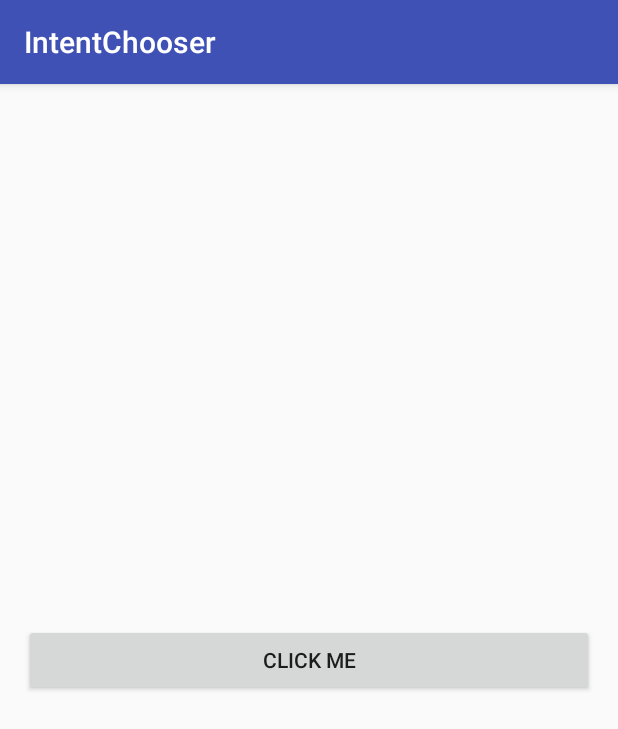
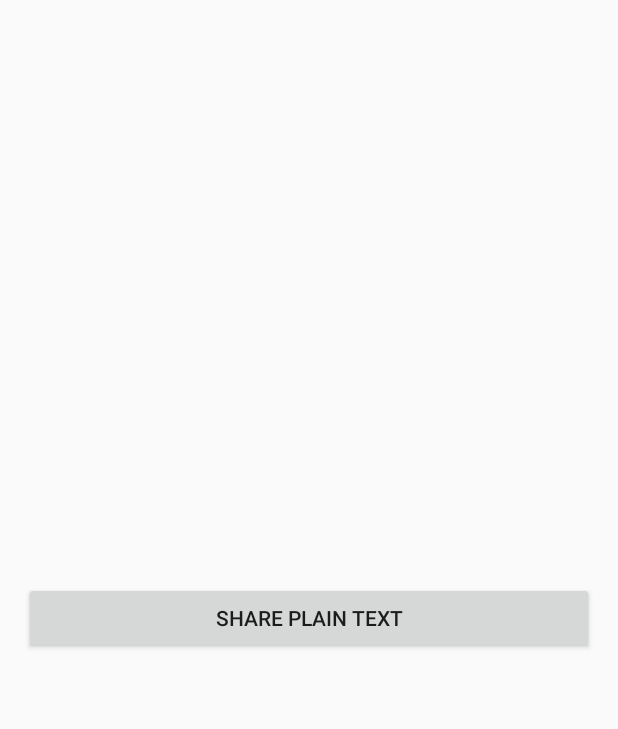
Before and after one commit to tuanchauict/IntentChooser, an Android app: the screen it shows after launch (MainActivity), on a phone screen of 412 x 824 dp. Shown: the top 729 px of the screen. Run offline under Robolectric (Android 15) with nearby library versions, the phone set to English and light mode, and no system bars.

Commit message:
Update example

```diff
--- a/app/src/main/java/com/ofmonsters/intentchooser/MainActivity.java
+++ b/app/src/main/java/com/ofmonsters/intentchooser/MainActivity.java
@@ -1,7 +1,7 @@
 package com.ofmonsters.intentchooser;
 
+import android.app.Activity;
 import android.content.Intent;
-import android.support.v7.app.AppCompatActivity;
 import android.os.Bundle;
 import android.view.View;
 
@@ -13,14 +13,15 @@ import com.tuanchauict.intentchooser.sharetext.GooglePlusChooser;
 import com.tuanchauict.intentchooser.sharetext.SMSChooser;
 import com.tuanchauict.intentchooser.sharetext.TwitterChooser;
 import com.tuanchauict.intentchooser.sharetext.UniversalChooser;
+import com.tuanchauict.intentchooser.sharetext.ViberChooser;
 
-public class MainActivity extends AppCompatActivity {
+public class MainActivity extends Activity {
 
     @Override
     protected void onCreate(Bundle savedInstanceState) {
         super.onCreate(savedInstanceState);
         setContentView(R.layout.activity_main);
-        findViewById(R.id.clickme).setOnClickListener(new View.OnClickListener() {
+        findViewById(R.id.btn_share_text).setOnClickListener(new View.OnClickListener() {
             @Override
             public void onClick(View view) {
                 Intent intent = SharePlainTextChooser.newChooser(MainActivity.this)
@@ -30,6 +31,7 @@ public class MainActivity extends AppCompatActivity {
                         .add(new GooglePlusChooser("This is a text: http://google.com"))
                         .add(new EmailChooser("Email subject", "Email body"))
                         .add(new FacebookMessengerChooser("Facebook messenger"))
+                        .add(new ViberChooser("Viber message"))
                         .add(new UniversalChooser("Universal subject", "Universal Text"))
                         .create("Share To");
                 startActivity(intent);
--- a/app/src/main/res/layout/activity_main.xml
+++ b/app/src/main/res/layout/activity_main.xml
@@ -11,10 +11,10 @@
     tools:context="com.ofmonsters.intentchooser.MainActivity"
     >
     <Button
-        android:id="@+id/clickme"
+        android:id="@+id/btn_share_text"
         android:layout_width="match_parent"
         android:layout_height="wrap_content"
-        android:text="Click Me"
+        android:text="Share Plain Text"
         android:layout_centerInParent="true"
         />
 </RelativeLayout>
```
